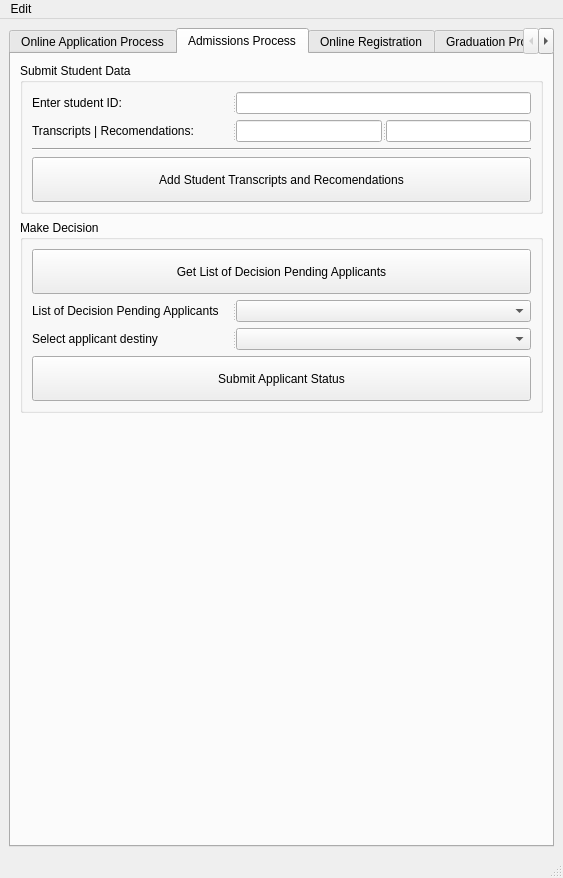
Qt form starrs/ui/ui_main.ui (kiryha/CIS556) before a commit.
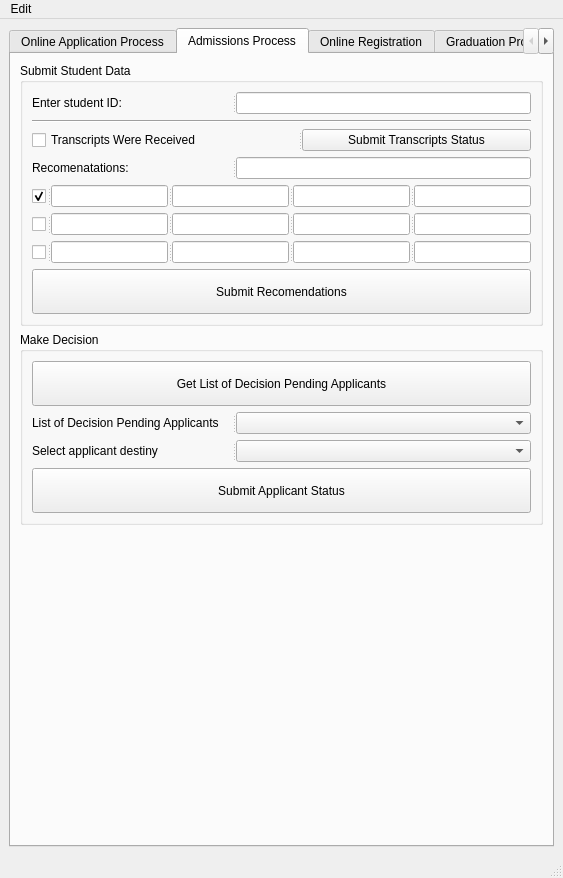
The same form after that commit. The open tabs and pages were chosen to show the change.

```diff
--- a/starrs/ui/ui_main.ui
+++ b/starrs/ui/ui_main.ui
@@ -491,11 +491,35 @@
              <widget class="QLineEdit" name="linStudentIDAdmission"/>
             </widget>
            </item>
+           <item>
+            <widget class="Line" name="line_3">
+             <property name="orientation">
+              <enum>Qt::Horizontal</enum>
+             </property>
+            </widget>
+           </item>
            <item>
             <widget class="QSplitter" name="splitter_13">
              <property name="orientation">
               <enum>Qt::Horizontal</enum>
              </property>
+             <widget class="QCheckBox" name="chbTranscripts">
+              <property name="text">
+               <string>Transcripts Were Received</string>
+              </property>
+             </widget>
+             <widget class="QPushButton" name="btnSetTranscripts">
+              <property name="text">
+               <string>Submit Transcripts Status</string>
+              </property>
+             </widget>
+            </widget>
+           </item>
+           <item>
+            <widget class="QSplitter" name="splitter_36">
+             <property name="orientation">
+              <enum>Qt::Horizontal</enum>
+             </property>
              <widget class="QLabel" name="label">
               <property name="minimumSize">
                <size>
@@ -510,22 +534,65 @@
                </size>
               </property>
               <property name="text">
-               <string>Transcripts | Recomendations:</string>
+               <string>Recomenatations: </string>
               </property>
              </widget>
-             <widget class="QLineEdit" name="linTranscript"/>
              <widget class="QLineEdit" name="linRecommendation"/>
             </widget>
            </item>
            <item>
-            <widget class="Line" name="line_3">
+            <widget class="QSplitter" name="splitter_37">
              <property name="orientation">
               <enum>Qt::Horizontal</enum>
              </property>
+             <widget class="QCheckBox" name="chbDoRecommendation_1">
+              <property name="text">
+               <string/>
+              </property>
+              <property name="checked">
+               <bool>true</bool>
+              </property>
+             </widget>
+             <widget class="QLineEdit" name="linRecomendationName_1"/>
+             <widget class="QLineEdit" name="linRecomendationEmail_1"/>
+             <widget class="QLineEdit" name="linRecomendationTitle_1"/>
+             <widget class="QLineEdit" name="linRecomendationAffiliation_1"/>
             </widget>
            </item>
            <item>
-            <widget class="QPushButton" name="btnAddStudentData">
+            <widget class="QSplitter" name="splitter_38">
+             <property name="orientation">
+              <enum>Qt::Horizontal</enum>
+             </property>
+             <widget class="QCheckBox" name="chbDoRecommendation_2">
+              <property name="text">
+               <string/>
+              </property>
+             </widget>
+             <widget class="QLineEdit" name="linRecomendationName_2"/>
+             <widget class="QLineEdit" name="linRecomendationEmail_2"/>
+             <widget class="QLineEdit" name="linRecomendationTitle_2"/>
+             <widget class="QLineEdit" name="linRecomendationAffiliation_2"/>
+            </widget>
+           </item>
+           <item>
+            <widget class="QSplitter" name="splitter_39">
+             <property name="orientation">
+              <enum>Qt::Horizontal</enum>
+             </property>
+             <widget class="QCheckBox" name="chbDoRecommendation_3">
+              <property name="text">
+               <string/>
+              </property>
+             </widget>
+             <widget class="QLineEdit" name="linRecomendationName_3"/>
+             <widget class="QLineEdit" name="linRecomendationEmail_3"/>
+             <widget class="QLineEdit" name="linRecomendationTitle_3"/>
+             <widget class="QLineEdit" name="linRecomendationAffiliation_3"/>
+            </widget>
+           </item>
+           <item>
+            <widget class="QPushButton" name="btnSetRecomendations">
              <property name="minimumSize">
               <size>
                <width>0</width>
@@ -533,7 +600,7 @@
               </size>
              </property>
              <property name="text">
-              <string>Add Student Transcripts and Recomendations</string>
+              <string>Submit Recomendations</string>
              </property>
             </widget>
            </item>
```
Left out of the diff: 55 changed lines with no effect on the pictures.
